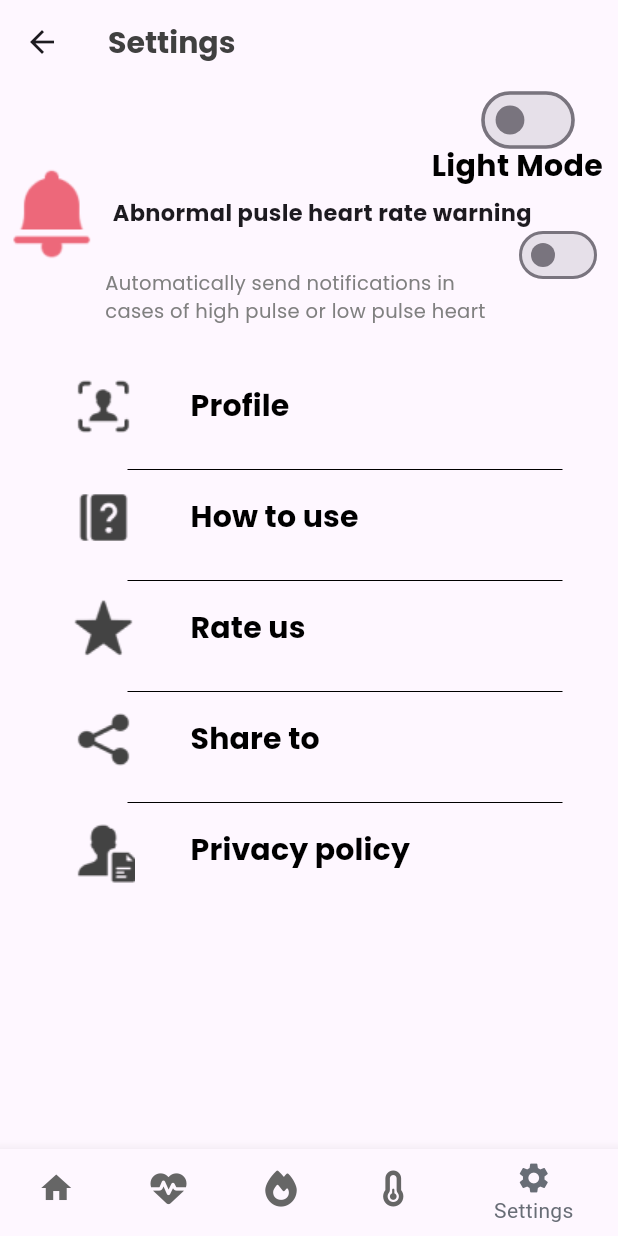
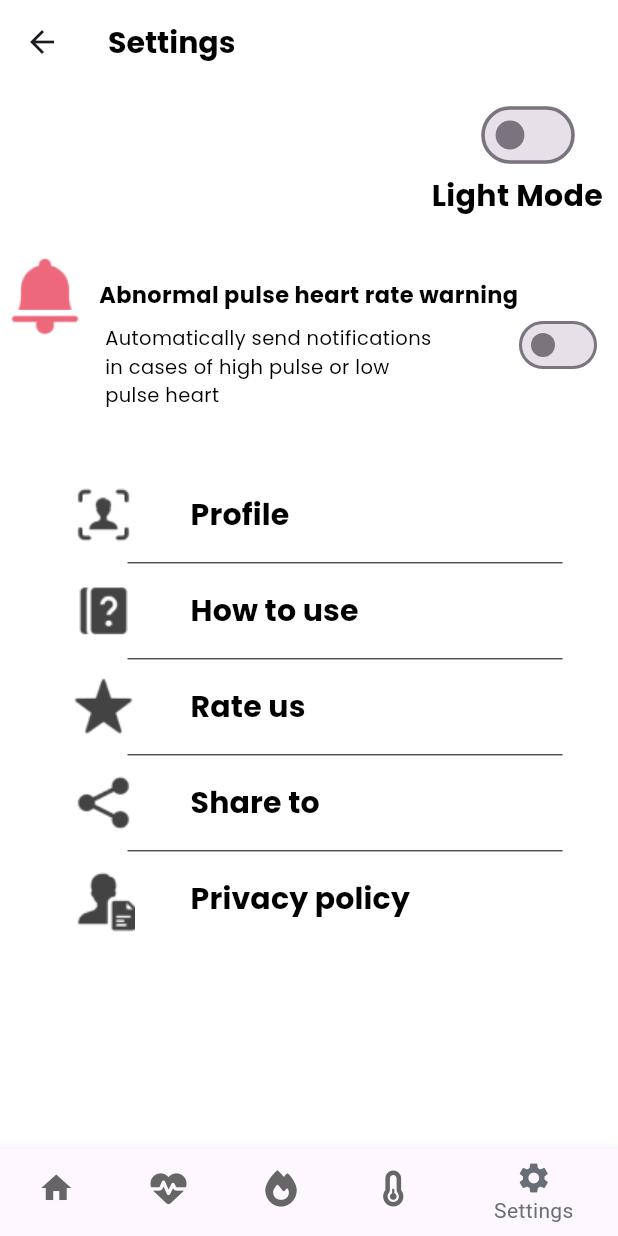
Before and after one commit to RamaTobbo/flutter1, a Flutter app: the TabNav screen opened directly, item 5 of the bottom bar chosen, on a phone screen of 412 x 824 dp. Run offline on Flutter 3.47's test engine with Material 3 defaults, Android fonts, the phone set to English and light mode, and no system bars; our stand-ins replace chat_bubbles, dots_indicator, flutter_native_splash, flutter_spinkit, flutter_svg, font_awesome_flutter and 6 more; missing offline and left inert: dart:ffi, jumping_dot, mobile_scanner.

Commit message:
Initial commit

```diff
--- a/lib/screens/settings.dart
+++ b/lib/screens/settings.dart
@@ -1,11 +1,12 @@
 import 'package:flutter/material.dart';
 import 'package:google_fonts/google_fonts.dart';
 import 'package:track_pro/screens/privacyPolicy.dart';
-
+import 'package:track_pro/screens/profile.dart';
 import 'package:track_pro/screens/rating.dart';
 
 class Settings extends StatefulWidget {
-  const Settings({super.key});
+  const Settings({super.key, this.isSwitchedDark = false});
+  final bool isSwitchedDark;
 
   @override
   State<Settings> createState() => _SettingsState();
@@ -15,186 +16,64 @@ class _SettingsState extends State<Settings> {
   bool isSwitched = false;
   bool isSwitchedDark = false;
   bool showRatingBar = false;
-  double rating = 0.0;
+
+  @override
+  void initState() {
+    super.initState();
+    isSwitchedDark = widget.isSwitchedDark;
+  }
 
   @override
   Widget build(BuildContext context) {
-    void rating() {}
-
     final ThemeData theme =
         isSwitchedDark ? ThemeData.dark() : ThemeData.light();
     var textStyle = GoogleFonts.poppins(
-        fontSize: 20, fontWeight: FontWeight.bold, color: Colors.black);
-    return PopScope(
-      canPop: false,
-      child: Scaffold(
+        fontSize: 20,
+        fontWeight: FontWeight.bold,
+        color: isSwitchedDark ? Colors.white : Colors.black);
+
+    return Scaffold(
+      backgroundColor: isSwitchedDark ? Colors.black : Colors.white,
       appBar: AppBar(
-          title: Text('Settings',
-              style: GoogleFonts.poppins(
-                  fontSize: 20,
-                  color: const Color(0xff404040),
-                  fontWeight: FontWeight.bold)),
+        backgroundColor: isSwitchedDark ? Colors.black : Colors.white,
+        title: Text('Settings', style: textStyle),
       ),
       body: Stack(
         children: [
           Padding(
             padding: const EdgeInsets.only(top: 48.0),
+            child: SingleChildScrollView(
               child: Column(
                 children: [
-                  Column(
-                    children: [
-                      Row(
-                        children: [
-                          Image.asset('assets/images/Doorbell.png'),
-                          const SizedBox(
-                            width: 6,
-                          ),
-                          Stack(
-                            children: [
-                              Text(
-                                'Abnormal pusle heart rate warning',
-                                style: GoogleFonts.poppins(
-                                    fontSize: 15, fontWeight: FontWeight.bold),
-                              ),
-                            ],
-                          ),
-                        ],
-                      ),
-                      Padding(
-                        padding: const EdgeInsets.symmetric(horizontal: 70.0),
-                        child: Stack(
-                          children: [
-                            Text(
-                              'Automatically send notifications in cases of high pulse or low pulse heart',
-                              style: GoogleFonts.poppins(
-                                fontSize: 13,
-                                color: const Color(0xff808080),
-                              ),
-                            ),
+                  const SizedBox(height: 60),
+                  buildWarningRow(),
+                  const SizedBox(height: 30),
+                  buildSettingsList(context, textStyle),
                 ],
               ),
             ),
-                    ],
           ),
-                  const SizedBox(
-                    height: 30,
+          Positioned(
+            top: 160,
+            child: Padding(
+              padding: const EdgeInsets.symmetric(horizontal: 70.0),
+              child: Text(
+                'Automatically send notifications \nin cases of high pulse or low \npulse heart',
+                style: isSwitchedDark
+                    ? GoogleFonts.poppins(
+                        fontSize: 13,
+                        color: Colors.white,
+                      )
+                    : GoogleFonts.poppins(
+                        fontSize: 13,
+                        color: Colors.black,
                       ),
-                  Padding(
-                    padding: const EdgeInsets.only(left: 48.0),
-                    child: Column(
-                      children: [
-                        Row(
-                          children: [
-                            Image.asset('assets/images/profile.png'),
-                            const SizedBox(
-                              width: 25,
+                textAlign: TextAlign.justify,
               ),
-                            TextButton(
-                              onPressed: () {},
-                              child: Text(
-                                'Profile',
-                                style: textStyle,
-                              ),
-                            )
-                          ],
-                        ),
-                        const SizedBox(height: 10),
-                        SizedBox(
-                          width: 290,
-                          child: const Divider(
-                            color: Colors.black,
-                            thickness: 0,
-                          ),
-                        ),
-                        Row(
-                          children: [
-                            Image.asset('assets/images/howtouse.png'),
-                            const SizedBox(
-                              width: 25,
-                            ),
-                            TextButton(
-                              onPressed: () {},
-                              child: Text('How to use', style: textStyle),
-                            )
-                          ],
-                        ),
-                        const SizedBox(height: 10),
-                        SizedBox(
-                          width: 290,
-                          child: const Divider(
-                            color: Colors.black,
-                            thickness: 0,
-                          ),
-                        ),
-                        Row(
-                          children: [
-                            Image.asset('assets/images/Star.png'),
-                            const SizedBox(
-                              width: 25,
-                            ),
-                            TextButton(
-                              onPressed: () {
-                                setState(() {
-                                  showRatingBar = !showRatingBar;
-                                });
-                              },
-                              child: Text('Rate us', style: textStyle),
-                            )
-                          ],
-                        ),
-                        const SizedBox(height: 10),
-                        SizedBox(
-                          width: 290,
-                          child: const Divider(
-                            color: Colors.black,
-                            thickness: 0,
-                          ),
-                        ),
-                        Row(
-                          children: [
-                            Image.asset('assets/images/Share.png'),
-                            const SizedBox(
-                              width: 25,
-                            ),
-                            TextButton(
-                              onPressed: () async {},
-                              child: Text('Share to', style: textStyle),
-                            )
-                          ],
-                        ),
-                        const SizedBox(height: 10),
-                        SizedBox(
-                          width: 290,
-                          child: const Divider(
-                            color: Colors.black,
-                            thickness: 0,
-                          ),
-                        ),
-                        Row(
-                          children: [
-                            Image.asset('assets/images/policy.png'),
-                            const SizedBox(
-                              width: 25,
-                            ),
-                            TextButton(
-                              onPressed: () {
-                                Navigator.push(
-                                    context,
-                                    MaterialPageRoute(
-                                        builder: (ctx) => PrivacyPolicyPage()));
-                              },
-                              child: Text('Privacy policy', style: textStyle),
-                            )
-                          ],
-                        ),
-                      ],
-                    ),
-                  ),
-                ],
             ),
           ),
           Positioned(
-              top: 90,
+            top: 150,
             right: 10,
             child: Switch(
               activeColor: Colors.green,
@@ -203,35 +82,177 @@ class _SettingsState extends State<Settings> {
                 setState(() {
                   isSwitched = value;
                 });
-                  }),
+              },
+            ),
           ),
           Positioned(
-              top: 0,
+            top: 10,
             right: 30,
             child: Transform.scale(
               scale: 1.2,
               child: Switch(
-                    activeColor: Colors.black,
+                activeColor: isSwitchedDark ? Colors.amber : Colors.black,
                 value: isSwitchedDark,
                 onChanged: (value) {
                   setState(() {
                     isSwitchedDark = value;
                   });
-                    }),
+                },
+              ),
             ),
           ),
           Positioned(
-                top: 40,
+            top: 60,
             right: 10,
-                child: isSwitchedDark == false
-                    ? Text('Light Mode', style: textStyle)
-                    : Text(
-                        'Dark Mode',
+            child: Text(
+              isSwitchedDark ? 'Dark Mode' : 'Light Mode',
               style: textStyle,
-                      )),
+            ),
+          ),
         ],
-        ),
       ),
     );
   }
+
+  Row buildWarningRow() {
+    return Row(
+      children: [
+        isSwitchedDark
+            ? Image.asset('assets/images/call.png', width: 60)
+            : Image.asset('assets/images/Doorbell.png', width: 60),
+        const SizedBox(width: 6),
+        Column(
+          children: [
+            Text('Abnormal pulse heart rate warning',
+                style: isSwitchedDark
+                    ? GoogleFonts.poppins(
+                        fontSize: 15,
+                        fontWeight: FontWeight.bold,
+                        color: Colors.white)
+                    : GoogleFonts.poppins(
+                        fontSize: 15,
+                        fontWeight: FontWeight.bold,
+                        color: Colors.black)),
+          ],
+        )
+      ],
+    );
   }
+
+  Padding buildSettingsList(BuildContext context, TextStyle textStyle) {
+    return Padding(
+      padding: const EdgeInsets.only(left: 48.0, top: 60),
+      child: Column(
+        children: [
+          buildSettingsRow(
+              context,
+              'Profile',
+              isSwitchedDark
+                  ? 'assets/images/profileamber.png'
+                  : 'assets/images/profile.png',
+              ProfileUser()),
+          isSwitchedDark ? buildDividerDark() : buildDivider(),
+          buildSettingsRow(
+              context,
+              'How to use',
+              isSwitchedDark
+                  ? 'assets/images/questioamber.png'
+                  : 'assets/images/howtouse.png',
+              PrivacyPolicyPage()),
+          isSwitchedDark ? buildDividerDark() : buildDivider(),
+          buildRateUsRow(),
+          isSwitchedDark ? buildDividerDark() : buildDivider(),
+          buildSettingsRow(
+              context,
+              'Share to',
+              isSwitchedDark
+                  ? 'assets/images/shareamber.png'
+                  : 'assets/images/Share.png',
+              null),
+          isSwitchedDark ? buildDividerDark() : buildDivider(),
+          buildSettingsRow(
+              context,
+              'Privacy policy',
+              isSwitchedDark
+                  ? 'assets/images/privacyamber.png'
+                  : 'assets/images/policy.png',
+              PrivacyPolicyPage()),
+        ],
+      ),
+    );
+  }
+
+  Row buildSettingsRow(BuildContext context, String title, String assetPath,
+      Widget? navigateTo) {
+    return Row(
+      children: [
+        Image.asset(assetPath),
+        const SizedBox(width: 25),
+        TextButton(
+          onPressed: () {
+            if (navigateTo != null) {
+              Navigator.push(
+                  context, MaterialPageRoute(builder: (ctx) => navigateTo));
+            } else {
+              // Implement the share functionality here if needed
+            }
+          },
+          child: Text(
+            title,
+            style: GoogleFonts.poppins(
+              fontSize: 20,
+              fontWeight: FontWeight.bold,
+              color: isSwitchedDark ? Colors.white : Colors.black,
+            ),
+          ),
+        ),
+      ],
+    );
+  }
+
+  buildDividerDark() {
+    return const SizedBox(
+      width: 290,
+      child: Divider(
+        color: Colors.amber,
+        thickness: 0,
+      ),
+    );
+  }
+
+  buildDivider() {
+    return const SizedBox(
+      width: 290,
+      child: Divider(
+        color: Colors.black,
+        thickness: 0,
+      ),
+    );
+  }
+
+  Row buildRateUsRow() {
+    return Row(
+      children: [
+        Image.asset(isSwitchedDark
+            ? 'assets/images/staramber.png'
+            : 'assets/images/Star.png'),
+        const SizedBox(width: 25),
+        TextButton(
+          onPressed: () {
+            setState(() {
+              showRatingBar = !showRatingBar;
+            });
+          },
+          child: Text(
+            'Rate us',
+            style: GoogleFonts.poppins(
+              fontSize: 20,
+              fontWeight: FontWeight.bold,
+              color: isSwitchedDark ? Colors.white : Colors.black,
+            ),
+          ),
+        ),
+      ],
+    );
+  }
+}
--- a/lib/screens/tab.dart
+++ b/lib/screens/tab.dart
@@ -110,7 +110,9 @@ class _TabNavState extends State<TabNav> {
         );
         break;
       case 4:
-        activeScreen = const Settings();
+        activeScreen = Settings(
+          isSwitchedDark: false,
+        );
         break;
     }
 
--- a/pubspec.yaml
+++ b/pubspec.yaml
@@ -66,6 +66,8 @@ dependencies:
   ikchatbot: ^1.0.5
   chat_bubbles: ^1.5.0
   mobile_scanner: ^6.0.2
+  shared_preferences: ^2.3.2
+  provider: ^6.1.2
 
 
 dev_dependencies:
```
Also changed, not shown: lib/provider/setup_data.dart (added, +28 -0 lines), lib/screens/SetupScreens.dart (+68 -77 lines), lib/screens/profile.dart (added, +19 -0 lines), assets/images/call.png (added), assets/images/privacyamber.png (added), assets/images/profileamber.png (added), assets/images/questioamber.png (added), assets/images/shareamber.png (added), assets/images/staramber.png (added), pubspec.lock. Lines whose indentation alone changed are shown as unchanged.
